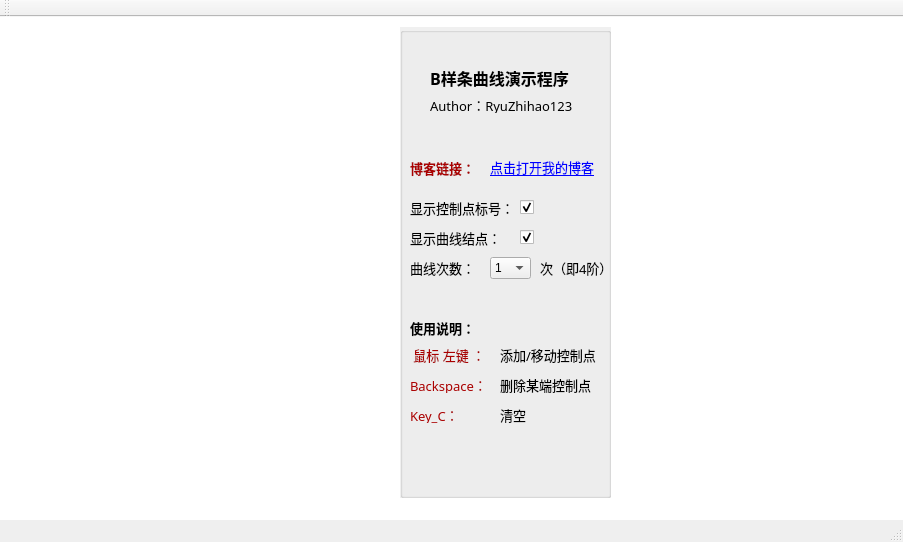
Aliceljm1/spline-demo, file mainwindow.ui: the form before one commit.
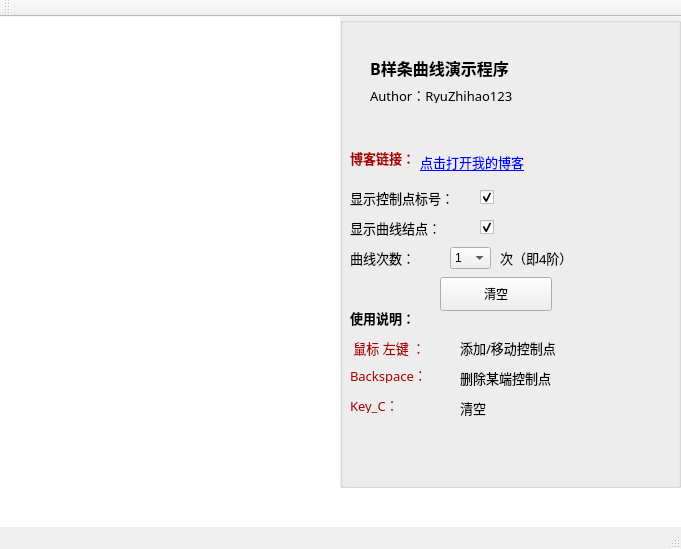
The form after the commit.

The edit to the form file:
```diff
--- a/mainwindow.ui
+++ b/mainwindow.ui
@@ -6,8 +6,8 @@
    <rect>
     <x>0</x>
     <y>0</y>
-    <width>903</width>
-    <height>542</height>
+    <width>681</width>
+    <height>549</height>
    </rect>
   </property>
   <property name="windowTitle">
@@ -28,9 +28,9 @@
    <widget class="QGroupBox" name="groupBox">
     <property name="geometry">
      <rect>
-      <x>400</x>
-      <y>10</y>
-      <width>211</width>
+      <x>340</x>
+      <y>0</y>
+      <width>341</width>
       <height>471</height>
      </rect>
     </property>
@@ -138,10 +138,10 @@
     <widget class="QLabel" name="lblLink">
      <property name="geometry">
       <rect>
-       <x>90</x>
+       <x>80</x>
        <y>130</y>
-       <width>111</width>
-       <height>21</height>
+       <width>161</width>
+       <height>31</height>
       </rect>
      </property>
      <property name="font">
@@ -159,7 +159,7 @@
       <rect>
        <x>10</x>
        <y>170</y>
-       <width>101</width>
+       <width>121</width>
        <height>21</height>
       </rect>
      </property>
@@ -178,7 +178,7 @@
       <rect>
        <x>10</x>
        <y>200</y>
-       <width>101</width>
+       <width>121</width>
        <height>21</height>
       </rect>
      </property>
@@ -195,9 +195,9 @@
     <widget class="QCheckBox" name="checkBox">
      <property name="geometry">
       <rect>
-       <x>120</x>
+       <x>140</x>
        <y>170</y>
-       <width>16</width>
+       <width>31</width>
        <height>21</height>
       </rect>
      </property>
@@ -211,9 +211,9 @@
     <widget class="QCheckBox" name="checkBox_2">
      <property name="geometry">
       <rect>
-       <x>120</x>
+       <x>140</x>
        <y>200</y>
-       <width>16</width>
+       <width>31</width>
        <height>21</height>
       </rect>
      </property>
@@ -227,10 +227,10 @@
     <widget class="QLabel" name="label_5">
      <property name="geometry">
       <rect>
-       <x>100</x>
+       <x>120</x>
        <y>350</y>
-       <width>101</width>
-       <height>16</height>
+       <width>201</width>
+       <height>21</height>
       </rect>
      </property>
      <property name="font">
@@ -250,8 +250,8 @@
       <rect>
        <x>10</x>
        <y>320</y>
-       <width>71</width>
-       <height>16</height>
+       <width>101</width>
+       <height>21</height>
       </rect>
      </property>
      <property name="palette">
@@ -306,10 +306,10 @@
     <widget class="QLabel" name="label_3">
      <property name="geometry">
       <rect>
-       <x>100</x>
+       <x>120</x>
        <y>320</y>
-       <width>111</width>
-       <height>16</height>
+       <width>171</width>
+       <height>21</height>
       </rect>
      </property>
      <property name="font">
@@ -350,7 +350,7 @@
       <rect>
        <x>10</x>
        <y>350</y>
-       <width>91</width>
+       <width>111</width>
        <height>16</height>
       </rect>
      </property>
@@ -408,7 +408,7 @@
       <rect>
        <x>10</x>
        <y>230</y>
-       <width>71</width>
+       <width>91</width>
        <height>21</height>
       </rect>
      </property>
@@ -425,7 +425,7 @@
     <widget class="QComboBox" name="comboBox">
      <property name="geometry">
       <rect>
-       <x>90</x>
+       <x>110</x>
        <y>230</y>
        <width>41</width>
        <height>22</height>
@@ -456,9 +456,9 @@
     <widget class="QLabel" name="lblInfo">
      <property name="geometry">
       <rect>
-       <x>140</x>
+       <x>160</x>
        <y>230</y>
-       <width>71</width>
+       <width>101</width>
        <height>21</height>
       </rect>
      </property>
@@ -533,10 +533,10 @@
     <widget class="QLabel" name="label_10">
      <property name="geometry">
       <rect>
-       <x>100</x>
+       <x>120</x>
        <y>380</y>
-       <width>101</width>
-       <height>16</height>
+       <width>151</width>
+       <height>21</height>
       </rect>
      </property>
      <property name="font">
@@ -551,6 +551,19 @@
       <string>清空</string>
      </property>
     </widget>
+    <widget class="QPushButton" name="btnClear">
+     <property name="geometry">
+      <rect>
+       <x>100</x>
+       <y>260</y>
+       <width>112</width>
+       <height>34</height>
+      </rect>
+     </property>
+     <property name="text">
+      <string>清空</string>
+     </property>
+    </widget>
    </widget>
   </widget>
   <widget class="QMenuBar" name="menuBar">
```
Left out of the diff: 10 changed lines with no effect on the pictures.
